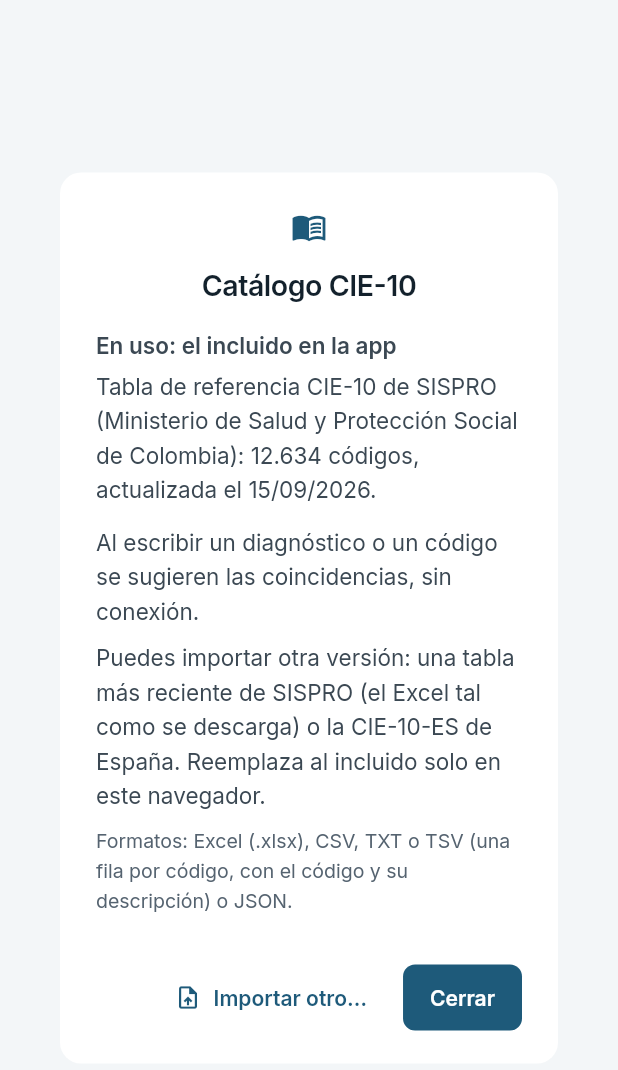
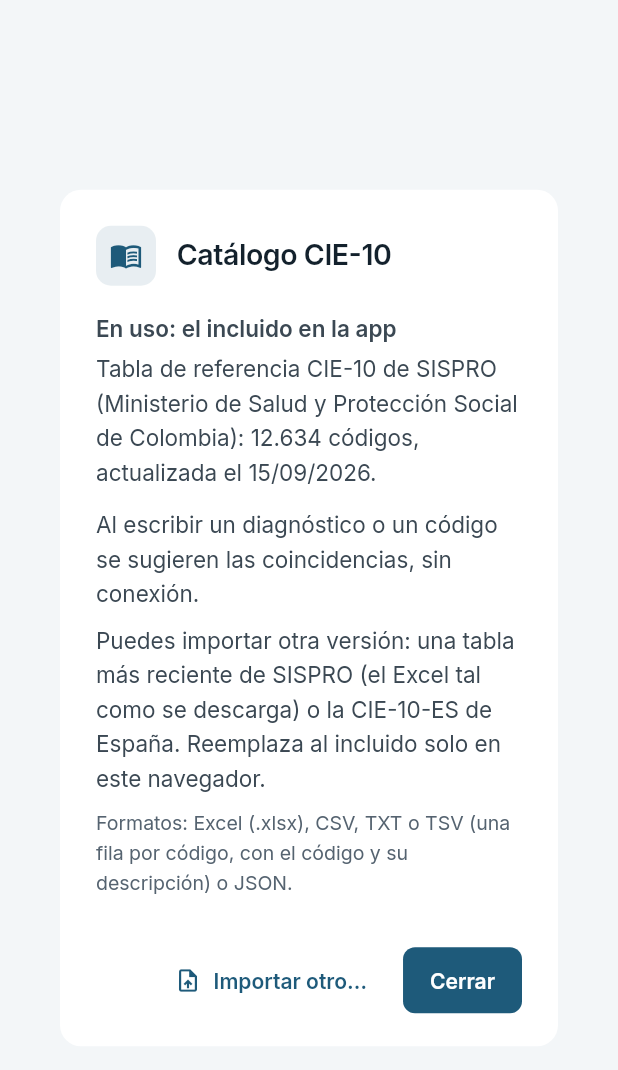
Before and after one commit to sp110000/historiasclinicas_net, a Flutter app: the DialogoCatalogoCie10 widget shown alone on an empty page, opened directly, on a phone screen of 412 x 824 dp. Shown: the top 1070 px of the screen. Run offline on Flutter 3.47's test engine with Material 3 defaults, Android fonts, the phone set to English and light mode, and no system bars; our stand-ins replace flutter_riverpod, go_router, pdf, printing, shared_preferences, web; missing offline and left inert: dart:js_interop; accounts and stored records are empty; project files that could hold a hidden picture were left out.

Commit message:
feat(diseño): diálogos con título 2b y acciones apiladas
- TituloDialogo (título a la izquierda, ícono en recuadro con tinte) en
  confirmar, faltan datos, error al abrir, «Acerca de», catálogo CIE-10,
  médico sin configurar (historia y receta), alertas y registro de la
  receta.
- Si las acciones no caben, se apilan con la principal arriba.
- Los mensajes de éxito del catálogo y de «Mis medicamentos» usan estadoOk.

Co-Authored-By: Claude Opus 5.5 <noreply@anthropic.com>
Claude-Session: https://claude.ai/code/session_019iNnJinNtJwrCs5fSb8Xmp

```diff
--- a/lib/features/cie10/dialogo_cie10.dart
+++ b/lib/features/cie10/dialogo_cie10.dart
@@ -6,6 +6,7 @@ import '../../core/archivos/archivos.dart' as archivos;
 import '../../core/cie10/catalogo_incluido.dart';
 import '../../core/utils/fechas.dart';
 import '../../core/utils/numeros.dart';
+import '../../core/widgets/titulo_dialogo.dart';
 import 'cie10_provider.dart';
 
 Future<void> mostrarCatalogoCie10(BuildContext context) => showDialog<void>(
@@ -58,8 +59,12 @@ class _DialogoCatalogoCie10State extends ConsumerState<DialogoCatalogoCie10> {
   Widget build(BuildContext context) {
     final info = ref.watch(infoCie10Provider);
     return AlertDialog(
-      icon: const Icon(Icons.menu_book_outlined, color: ColoresMarca.primario),
-      title: const Text('Catálogo CIE-10'),
+      title: const TituloDialogo(
+        'Catálogo CIE-10',
+        icono: Icons.menu_book_outlined,
+      ),
+      actionsOverflowDirection: VerticalDirection.up,
+      actionsOverflowButtonSpacing: 8,
       content: ConstrainedBox(
         constraints: const BoxConstraints(maxWidth: 540),
         child: SingleChildScrollView(
@@ -109,9 +114,7 @@ class _DialogoCatalogoCie10State extends ConsumerState<DialogoCatalogoCie10> {
                 Text(
                   _mensaje!,
                   style: TextStyle(
-                    color: _error
-                        ? ColoresMarca.error
-                        : ColoresMarca.secundario,
+                    color: _error ? ColoresMarca.error : ColoresMarca.estadoOk,
                   ),
                 ),
               ],
--- a/lib/features/receta/widgets/mis_medicamentos.dart
+++ b/lib/features/receta/widgets/mis_medicamentos.dart
@@ -123,7 +123,7 @@ class _DialogoMisMedicamentosState
                 style: TextStyle(
                   color: _mensajeEsError
                       ? ColoresMarca.error
-                      : ColoresMarca.secundario,
+                      : ColoresMarca.estadoOk,
                 ),
               ),
             ],
```
Also changed, not shown: lib/features/historia/historia_page.dart (+8 -2 lines), lib/features/historia/widgets/dialogos.dart (+23 -15 lines), lib/features/receta/receta_page.dart (+19 -7 lines).
